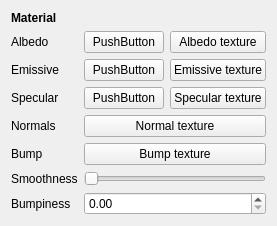
First picture: the form in Project2/ui/materialwidget.ui, repository jesusdz/AGP, before the edit.
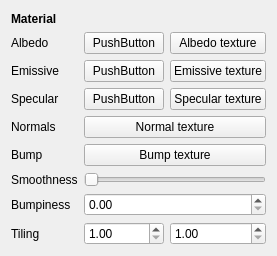
Second picture: the form after the edit.

Commit message: Project2: Added material tiling.

What changed in the file:
```diff
--- a/Project2/ui/materialwidget.ui
+++ b/Project2/ui/materialwidget.ui
@@ -7,7 +7,7 @@
     <x>0</x>
     <y>0</y>
     <width>251</width>
-    <height>204</height>
+    <height>256</height>
    </rect>
   </property>
   <property name="windowTitle">
@@ -203,6 +203,33 @@
      </property>
     </widget>
    </item>
+   <item row="9" column="0">
+    <widget class="QLabel" name="label_9">
+     <property name="text">
+      <string>Tiling</string>
+     </property>
+    </widget>
+   </item>
+   <item row="9" column="1">
+    <widget class="QDoubleSpinBox" name="spinTilingX">
+     <property name="minimum">
+      <double>1.000000000000000</double>
+     </property>
+     <property name="value">
+      <double>1.000000000000000</double>
+     </property>
+    </widget>
+   </item>
+   <item row="9" column="2">
+    <widget class="QDoubleSpinBox" name="spinTilingY">
+     <property name="minimum">
+      <double>1.000000000000000</double>
+     </property>
+     <property name="value">
+      <double>1.000000000000000</double>
+     </property>
+    </widget>
+   </item>
   </layout>
  </widget>
  <resources/>
```
Left out of the diff: 120 changed lines with no effect on the pictures. The commit also changes 8 other files.
